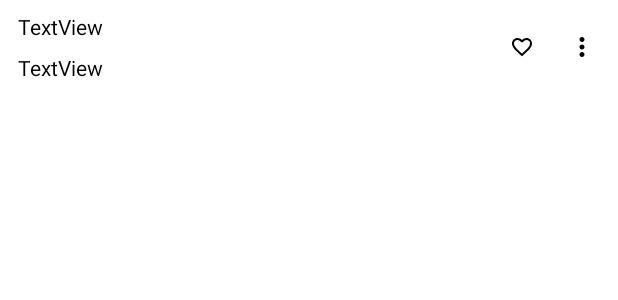
After one commit to itsurravi/RecyclerView_New, an Android app: the layout cell_item.xml on its own in the app's theme, with its tools: preview values and no code run, on a phone screen of 412 x 824 dp. The commit adds this screen. Shown: the top 300 px of the screen. Run offline under Robolectric (Android 15) with nearby library versions, the phone set to English and light mode, and no system bars.

Commit message:
Layouts Created

```diff
--- /dev/null
+++ b/app/src/main/res/layout/cell_item.xml
@@ -0,0 +1,63 @@
+<?xml version="1.0" encoding="utf-8"?>
+<androidx.constraintlayout.widget.ConstraintLayout
+    xmlns:android="http://schemas.android.com/apk/res/android"
+    xmlns:app="http://schemas.android.com/apk/res-auto"
+    android:layout_width="match_parent"
+    android:layout_height="wrap_content">
+
+    <TextView
+        android:id="@+id/idTV"
+        android:layout_width="0dp"
+        android:layout_height="wrap_content"
+        android:layout_marginStart="12dp"
+        android:layout_marginTop="8dp"
+        android:layout_marginEnd="12dp"
+        android:text="TextView"
+        android:textColor="@color/black"
+        app:layout_constraintEnd_toStartOf="@+id/favButton"
+        app:layout_constraintStart_toStartOf="parent"
+        app:layout_constraintTop_toTopOf="parent" />
+
+    <TextView
+        android:id="@+id/contentTV"
+        android:layout_width="0dp"
+        android:layout_height="wrap_content"
+        android:layout_marginStart="12dp"
+        android:layout_marginTop="8dp"
+        android:layout_marginEnd="12dp"
+        android:layout_marginBottom="8dp"
+        android:text="TextView"
+        android:textColor="@color/black"
+        android:textSize="14sp"
+        app:layout_constraintBottom_toBottomOf="parent"
+        app:layout_constraintEnd_toStartOf="@+id/favButton"
+        app:layout_constraintStart_toStartOf="parent"
+        app:layout_constraintTop_toBottomOf="@+id/idTV" />
+
+    <ImageButton
+        android:id="@+id/favButton"
+        android:layout_width="32dp"
+        android:layout_height="32dp"
+        android:layout_marginEnd="8dp"
+        android:background="@android:color/transparent"
+        android:padding="8dp"
+        android:scaleType="fitCenter"
+        app:layout_constraintBottom_toBottomOf="@+id/moreButton"
+        app:layout_constraintEnd_toStartOf="@+id/moreButton"
+        app:layout_constraintTop_toTopOf="@+id/moreButton"
+        app:layout_constraintVertical_bias="0.407"
+        app:srcCompat="@drawable/ic_empty_heart" />
+
+    <ImageButton
+        android:id="@+id/moreButton"
+        android:layout_width="32dp"
+        android:layout_height="32dp"
+        android:layout_marginEnd="8dp"
+        android:background="@android:color/transparent"
+        android:padding="6dp"
+        android:scaleType="fitCenter"
+        app:layout_constraintBottom_toBottomOf="parent"
+        app:layout_constraintEnd_toEndOf="parent"
+        app:layout_constraintTop_toTopOf="parent"
+        app:srcCompat="@drawable/ic_more" />
+</androidx.constraintlayout.widget.ConstraintLayout>
--- a/app/src/main/res/values/colors.xml
+++ b/app/src/main/res/values/colors.xml
@@ -7,4 +7,6 @@
     <color name="teal_700">#FF018786</color>
     <color name="black">#FF000000</color>
     <color name="white">#FFFFFFFF</color>
+
+    <color name="shimmer_color">#BFBDBD</color>
 </resources>
```
Also changed, not shown: app/src/main/res/layout/cell_empty.xml (added, +21 -0 lines), app/src/main/res/layout/cell_error.xml (added, +41 -0 lines), app/src/main/res/layout/cell_loading.xml (added, +35 -0 lines), app/src/main/res/layout/cell_pagination_exhaust.xml (added, +50 -0 lines), app/src/main/res/layout/cell_pagination_loading.xml (added, +19 -0 lines), app/src/main/res/layout/cell_shimmer.xml (added, +58 -0 lines), app/src/main/res/layout/dialog_loading.xml (added, +36 -0 lines), app/src/main/res/layout/fragment_main.xml (added, +94 -0 lines), app/src/main/res/menu/popup_menu.xml (added, +11 -0 lines).
